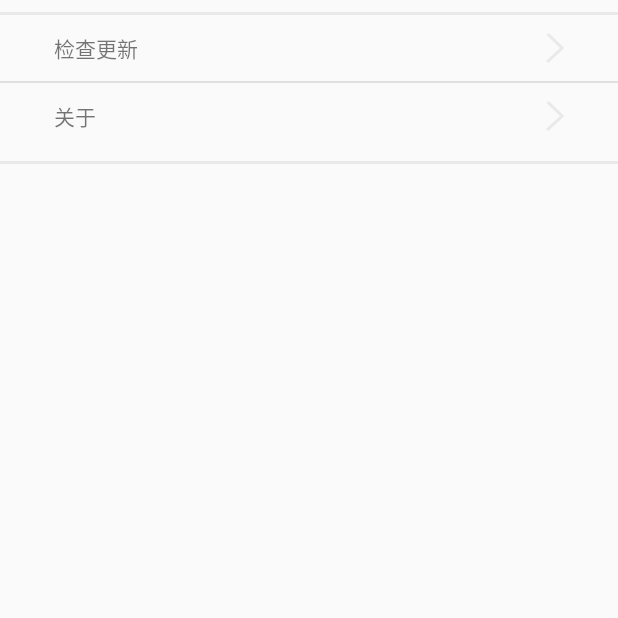
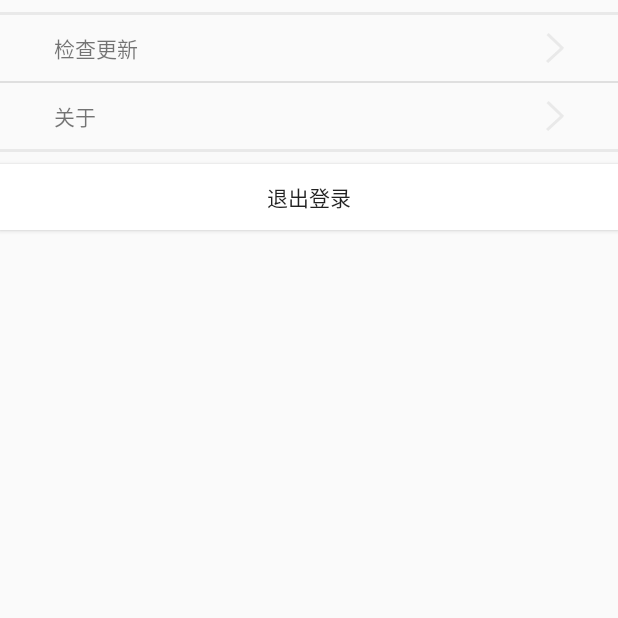
Before and after one commit to ChenChenYZ/YYCZOwner, an Android app: the fragment SystemSettingsFragment shown on its own in the app's theme, on a phone screen of 412 x 824 dp, the top half of it. Run offline under Robolectric (Android 15) with nearby library versions, the phone set to English and light mode, and no system bars.

Commit message:
一些布局

```diff
--- a/app/src/main/res/layout/fragment_systemsettings.xml
+++ b/app/src/main/res/layout/fragment_systemsettings.xml
@@ -9,9 +9,11 @@
         android:layout_marginTop="8dp"
         android:background="@color/cellSeparator" />
 
+    <!--检查更新按钮块-->
     <RelativeLayout
+        android:id="@+id/settings_btn_update"
         android:layout_width="match_parent"
-        android:layout_height="44dp">
+        android:layout_height="@dimen/fragment_settings_cellheight">
         <TextView
             android:layout_width="wrap_content"
             android:layout_height="wrap_content"
@@ -33,9 +35,11 @@
         android:layout_height="1dp"
         android:background="@color/LineSeparator" />
 
+    <!--关于按钮块-->
     <RelativeLayout
+        android:id="@+id/settings_btn_about"
         android:layout_width="match_parent"
-        android:layout_height="44dp">
+        android:layout_height="@dimen/fragment_settings_cellheight">
         <TextView
             android:layout_width="wrap_content"
             android:layout_height="wrap_content"
@@ -55,8 +59,17 @@
     <TextView
         android:layout_width="match_parent"
         android:layout_height="2dp"
-        android:layout_marginTop="8dp"
         android:background="@color/cellSeparator" />
+
+    <!--退出登录按钮-->
+    <Button
+        android:id="@+id/settings_btn_exit"
+        android:layout_width="match_parent"
+        android:layout_height="@dimen/fragment_settings_cellheight"
+        android:layout_marginTop="@dimen/cell_padding"
+        android:background="@color/colorWhite"
+        android:text="退出登录" />
+
 
 
 </LinearLayout>
--- a/app/src/main/res/values/dimens.xml
+++ b/app/src/main/res/values/dimens.xml
@@ -3,4 +3,6 @@
     <dimen name="activity_horizontal_margin">16dp</dimen>
     <dimen name="activity_vertical_margin">16dp</dimen>
     <dimen name="paddingSize">36dp</dimen>
+    <dimen name="fragment_settings_cellheight">44dp</dimen>
+    <dimen name="cell_padding">8dp</dimen>
 </resources>
--- a/build.gradle
+++ b/build.gradle
@@ -6,7 +6,7 @@ buildscript {
         mavenCentral()
     }
     dependencies {
-        classpath 'com.android.tools.build:gradle:2.1.2'
+        classpath 'com.android.tools.build:gradle:2.1.3'
         classpath 'com.neenbedankt.gradle.plugins:android-apt:1.8'
         classpath 'com.jakewharton:butterknife-gradle-plugin:8.2.1'
         // NOTE: Do not place your application dependencies here; they belong
```
Also changed, not shown: app/src/main/res/layout/activity_mine.xml (+5 -19 lines), app/src/main/res/layout/layout_toolbar.xml (+3 -4 lines), gradle/wrapper/gradle-wrapper.properties.
